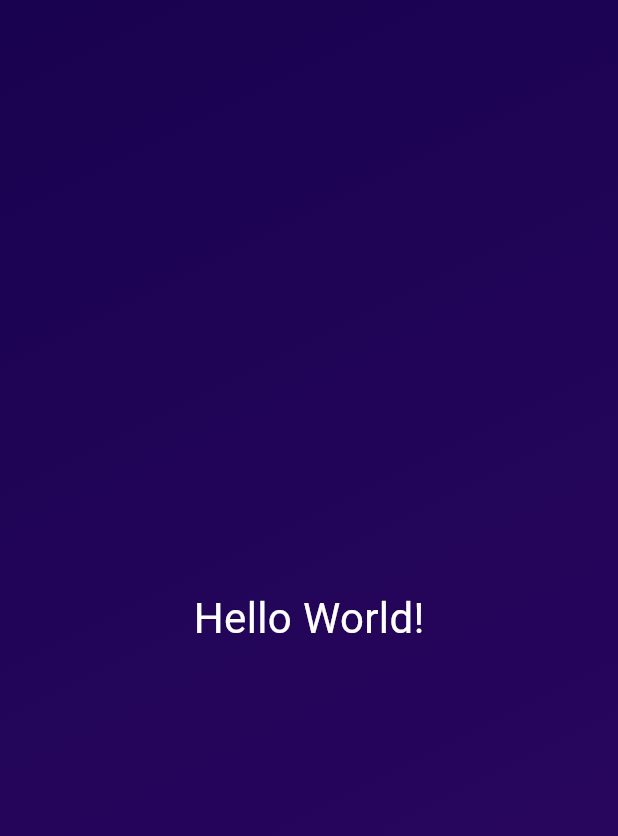
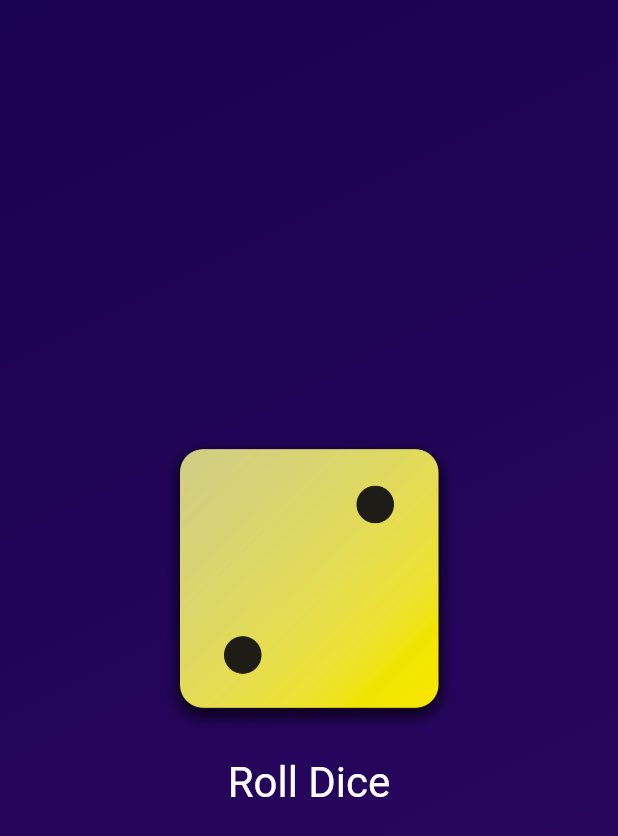
Before and after one commit to muinmundzir/roll-dice, a Flutter app: the screen it shows after launch, on a phone screen of 412 x 824 dp. Shown: the top 836 px of the screen. Run offline on Flutter 3.47's test engine with Material 3 defaults, Android fonts, the phone set to English and light mode, and no system bars.

Commit message:
feat: add button

```diff
--- a/lib/gradient_container.dart
+++ b/lib/gradient_container.dart
@@ -1,5 +1,4 @@
 import 'package:flutter/material.dart';
-import 'package:roll_dice/styled_text.dart';
 
 class GradientContainer extends StatelessWidget {
   // const GradientContainer({key}) : super(key: key);
@@ -8,6 +7,8 @@ class GradientContainer extends StatelessWidget {
   const GradientContainer(this.colors, {super.key});
 
   final List<Color> colors;
+
+  void rollDice() {}
 
   @override
   Widget build(context) {
@@ -19,8 +20,25 @@ class GradientContainer extends StatelessWidget {
           end: Alignment.bottomRight,
         ),
       ),
-      child: const Center(
-        child: StyledText('Hello World!'),
+      child: Center(
+        child: Column(
+          mainAxisSize: MainAxisSize.min,
+          children: [
+            Image.asset(
+              'assets/images/dice-2.png',
+              width: 200,
+            ),
+            TextButton(
+              onPressed: rollDice,
+              style: TextButton.styleFrom(
+                padding: const EdgeInsets.only(top: 20),
+                foregroundColor: Colors.white,
+                textStyle: const TextStyle(fontSize: 28),
+              ),
+              child: const Text('Roll Dice'),
+            )
+          ],
+        ),
       ),
     );
   }
```
